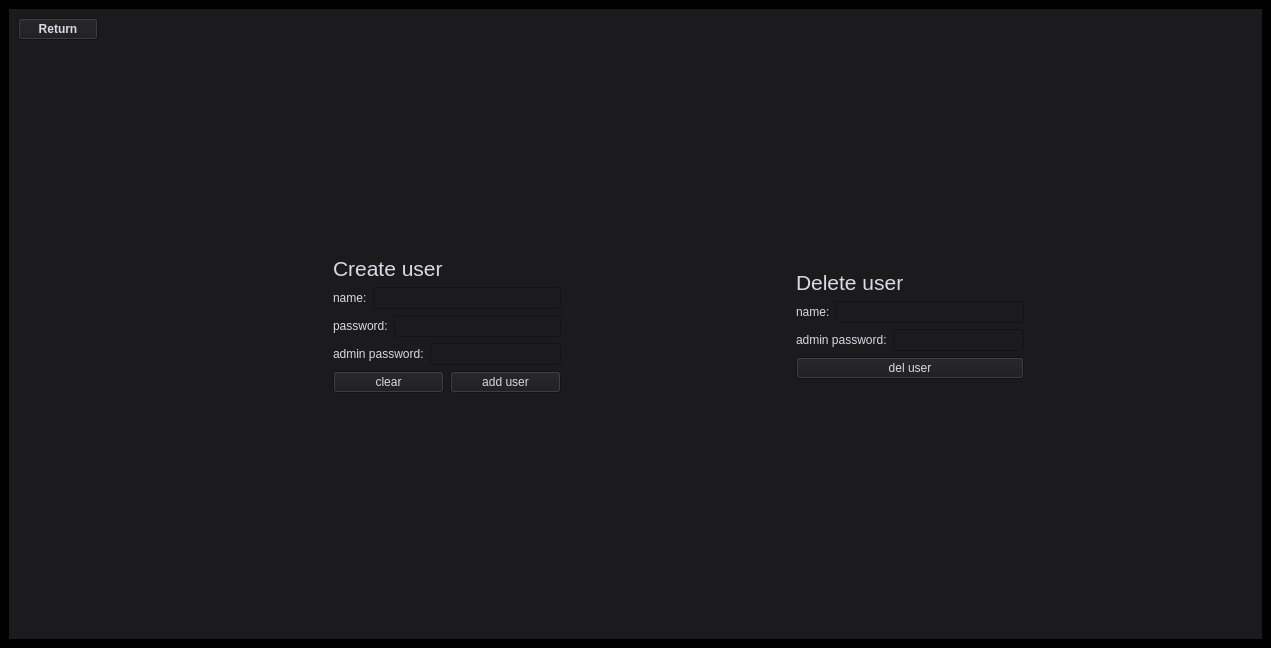
Before: the Qt Designer form LinuxProject/mainwindow.ui in Skalik2/LinuxAppCpp, drawn with Qt 5.
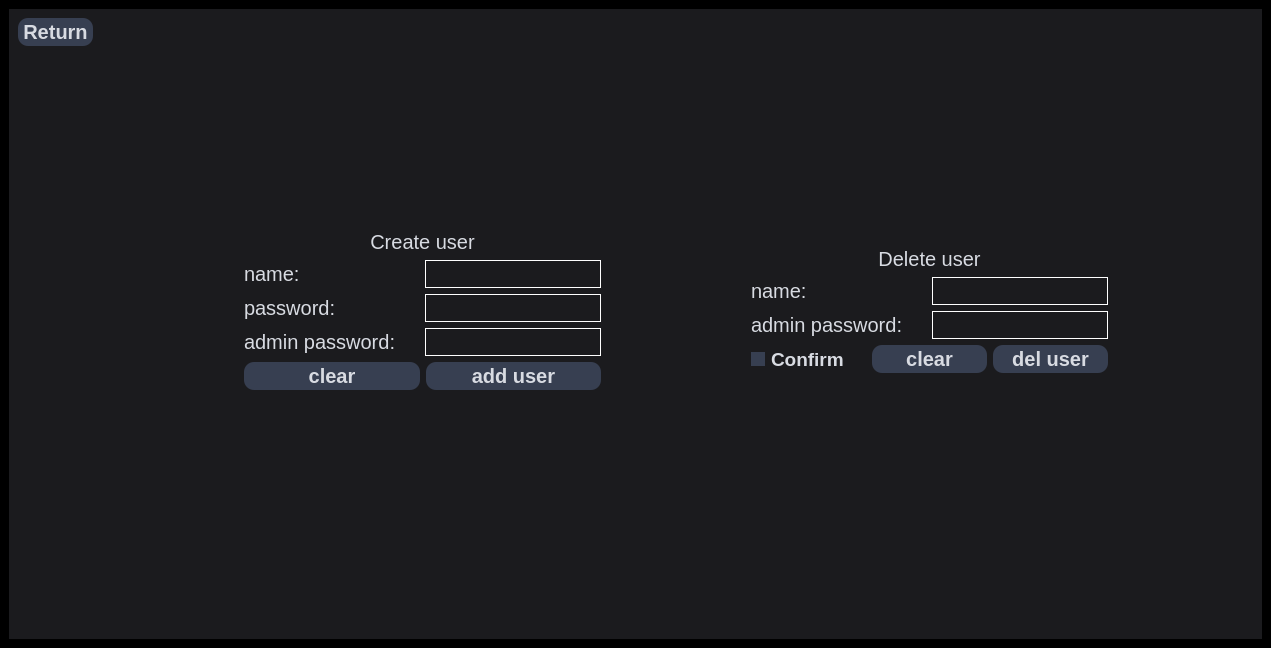
After: the same form once the commit is applied. The open tabs and pages were chosen to show the change.

Patch:
```diff
--- a/LinuxProject/mainwindow.ui
+++ b/LinuxProject/mainwindow.ui
@@ -54,7 +54,7 @@
 </string>
       </property>
       <property name="currentIndex">
-       <number>1</number>
+       <number>3</number>
       </property>
       <widget class="QWidget" name="mainPage">
        <property name="styleSheet">
@@ -2063,10 +2063,15 @@
 padding: 70px 7px;
 font: bold 20px;
 }
+
+QPushButton:hover{
+	background-color: rgb(255, 255, 255);
+	color: rgb(0, 0, 0);
+}
 </string>
               </property>
               <property name="text">
-               <string>ADMIN</string>
+               <string>Manage users</string>
               </property>
              </widget>
             </item>
@@ -2687,7 +2692,27 @@
        </layout>
       </widget>
       <widget class="QWidget" name="adminMainPage">
-       <layout class="QHBoxLayout" name="horizontalLayout_51">
+       <property name="styleSheet">
+        <string notr="true">QPushButton{
+	padding: 2px 5px;
+	background-color: #373F51;
+	color: #D8DBE2;
+	border-radius: 10px;
+	font: bold 20px;
+}
+QPushButton:hover{
+	background-color: rgb(255, 255, 255);
+	color: rgb(0, 0, 0);
+}
+QLineEdit {
+	border: 1px solid #ffffff;
+	font-size: 20px;
+}
+QLabel {
+	font-size: 20px;
+}</string>
+       </property>
+       <layout class="QHBoxLayout" name="horizontalLayout_52">
         <item>
          <layout class="QHBoxLayout" name="horizontalLayout_42">
           <item>
@@ -2696,6 +2721,7 @@
              <widget class="QPushButton" name="pushButtonReturn_8">
               <property name="font">
                <font>
+                <pointsize>-1</pointsize>
                 <italic>false</italic>
                 <bold>true</bold>
                </font>
@@ -2752,12 +2778,15 @@
              <widget class="QLabel" name="label_13">
               <property name="font">
                <font>
-                <pointsize>16</pointsize>
+                <pointsize>-1</pointsize>
                </font>
               </property>
               <property name="text">
                <string>Create user</string>
               </property>
+              <property name="alignment">
+               <set>Qt::AlignCenter</set>
+              </property>
              </widget>
             </item>
             <item>
@@ -2766,6 +2795,12 @@
                <layout class="QHBoxLayout" name="horizontalLayout_44">
                 <item>
                  <widget class="QLabel" name="label_10">
+                  <property name="minimumSize">
+                   <size>
+                    <width>175</width>
+                    <height>0</height>
+                   </size>
+                  </property>
                   <property name="text">
                    <string>name:</string>
                   </property>
@@ -2780,6 +2815,12 @@
                <layout class="QHBoxLayout" name="horizontalLayout_43">
                 <item>
                  <widget class="QLabel" name="label_9">
+                  <property name="minimumSize">
+                   <size>
+                    <width>175</width>
+                    <height>0</height>
+                   </size>
+                  </property>
                   <property name="text">
                    <string>password:</string>
                   </property>
@@ -2790,6 +2831,9 @@
                   <property name="inputMask">
                    <string/>
                   </property>
+                  <property name="echoMode">
+                   <enum>QLineEdit::Normal</enum>
+                  </property>
                  </widget>
                 </item>
                </layout>
@@ -2798,20 +2842,33 @@
                <layout class="QHBoxLayout" name="horizontalLayout_46">
                 <item>
                  <widget class="QLabel" name="label_8">
+                  <property name="minimumSize">
+                   <size>
+                    <width>175</width>
+                    <height>0</height>
+                   </size>
+                  </property>
                   <property name="text">
                    <string>admin password:</string>
                   </property>
                  </widget>
                 </item>
                 <item>
-                 <widget class="QLineEdit" name="lineEditAdminPassword"/>
+                 <widget class="QLineEdit" name="lineEditAdminPassword">
+                  <property name="echoMode">
+                   <enum>QLineEdit::Password</enum>
+                  </property>
+                 </widget>
                 </item>
                </layout>
               </item>
               <item>
                <layout class="QHBoxLayout" name="horizontalLayout_48">
                 <item>
-                 <widget class="QPushButton" name="pushButton_4">
+                 <widget class="QPushButton" name="pushButtonClearAddUser">
+                  <property name="cursor">
+                   <cursorShape>PointingHandCursor</cursorShape>
+                  </property>
                   <property name="text">
                    <string>clear</string>
                   </property>
@@ -2819,6 +2876,9 @@
                 </item>
                 <item>
                  <widget class="QPushButton" name="pushButton_5">
+                  <property name="cursor">
+                   <cursorShape>PointingHandCursor</cursorShape>
+                  </property>
                   <property name="text">
                    <string>add user</string>
                   </property>
@@ -2828,6 +2888,13 @@
               </item>
              </layout>
             </item>
+            <item>
+             <widget class="QLabel" name="labelErrorAdd">
+              <property name="text">
+               <string/>
+              </property>
+             </widget>
+            </item>
             <item>
              <spacer name="verticalSpacer_22">
               <property name="orientation">
@@ -2875,12 +2942,18 @@
              <widget class="QLabel" name="label_14">
               <property name="font">
                <font>
-                <pointsize>16</pointsize>
+                <pointsize>-1</pointsize>
                </font>
               </property>
+              <property name="layoutDirection">
+               <enum>Qt::LeftToRight</enum>
+              </property>
               <property name="text">
                <string>Delete user</string>
               </property>
+              <property name="alignment">
+               <set>Qt::AlignCenter</set>
+              </property>
              </widget>
             </item>
             <item>
@@ -2889,6 +2962,12 @@
                <layout class="QHBoxLayout" name="horizontalLayout_50">
                 <item>
                  <widget class="QLabel" name="label_11">
+                  <property name="minimumSize">
+                   <size>
+                    <width>175</width>
+                    <height>0</height>
+                   </size>
+                  </property>
                   <property name="text">
                    <string>name:</string>
                   </property>
@@ -2903,18 +2982,79 @@
                <layout class="QHBoxLayout" name="horizontalLayout_49">
                 <item>
                  <widget class="QLabel" name="label_12">
+                  <property name="minimumSize">
+                   <size>
+                    <width>175</width>
+                    <height>0</height>
+                   </size>
+                  </property>
                   <property name="text">
                    <string>admin password:</string>
                   </property>
                  </widget>
                 </item>
                 <item>
-                 <widget class="QLineEdit" name="lineEditAdminPassForDel"/>
+                 <widget class="QLineEdit" name="lineEditAdminPassForDel">
+                  <property name="echoMode">
+                   <enum>QLineEdit::Password</enum>
+                  </property>
+                 </widget>
                 </item>
                </layout>
+              </item>
+             </layout>
+            </item>
+            <item>
+             <layout class="QHBoxLayout" name="horizontalLayout_51">
+              <item>
+               <widget class="QCheckBox" name="checkBoxDelUser">
+                <property name="font">
+                 <font>
+                  <pointsize>14</pointsize>
+                  <bold>true</bold>
+                 </font>
+                </property>
+                <property name="cursor">
+                 <cursorShape>PointingHandCursor</cursorShape>
+                </property>
+                <property name="layoutDirection">
+                 <enum>Qt::LeftToRight</enum>
+                </property>
+                <property name="styleSheet">
+                 <string notr="true">QCheckBox::indicator:unchecked {
+	background-color: #373F51;
+}
+
+QCheckBox::indicator:checked {
+	background-color: green;
+}</string>
+                </property>
+                <property name="text">
+                 <string>Confirm</string>
+                </property>
+                <property name="iconSize">
+                 <size>
+                  <width>24</width>
+                  <height>24</height>
+                 </size>
+                </property>
+               </widget>
+              </item>
+              <item>
+               <widget class="QPushButton" name="pushButtonClearDelUser">
+                <property name="cursor">
+                 <cursorShape>PointingHandCursor</cursorShape>
+                </property>
+                <property name="text">
+                 <string>clear</string>
+                </property>
+               </widget>
               </item>
               <item>
                <widget class="QPushButton" name="pushButton_6">
+                <property name="cursor">
+                 <cursorShape>PointingHandCursor</cursorShape>
+                </property>
                 <property name="text">
                  <string>del user</string>
                 </property>
@@ -2922,6 +3062,13 @@
               </item>
              </layout>
             </item>
+            <item>
+             <widget class="QLabel" name="labelErrorDel">
+              <property name="text">
+               <string/>
+              </property>
+             </widget>
+            </item>
             <item>
              <spacer name="verticalSpacer_26">
               <property name="orientation">
```
